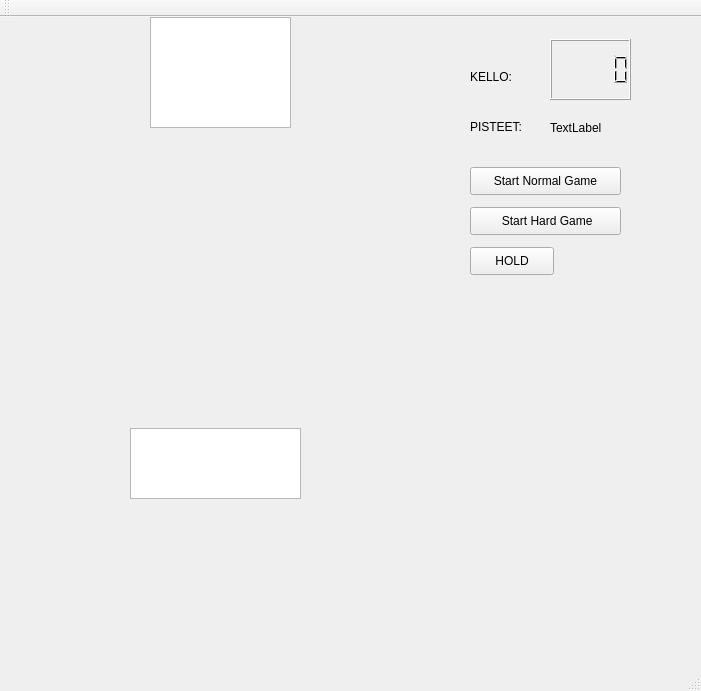
Qt form student/13/tetris/mainwindow.ui (mqjuha/School_projects) before a commit.
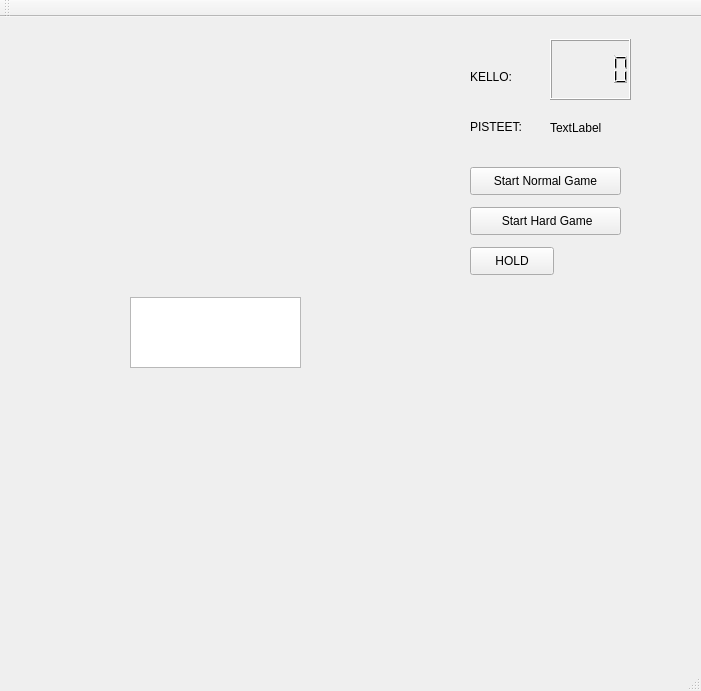
The same form after that commit.

```diff
--- a/student/13/tetris/mainwindow.ui
+++ b/student/13/tetris/mainwindow.ui
@@ -18,22 +18,12 @@
     <property name="geometry">
      <rect>
       <x>130</x>
-      <y>411</y>
+      <y>280</y>
       <width>171</width>
       <height>71</height>
      </rect>
     </property>
    </widget>
-   <widget class="QGraphicsView" name="graphicsView_2">
-    <property name="geometry">
-     <rect>
-      <x>150</x>
-      <y>0</y>
-      <width>141</width>
-      <height>111</height>
-     </rect>
-    </property>
-   </widget>
    <widget class="QPushButton" name="startHardButton">
     <property name="geometry">
      <rect>
```
